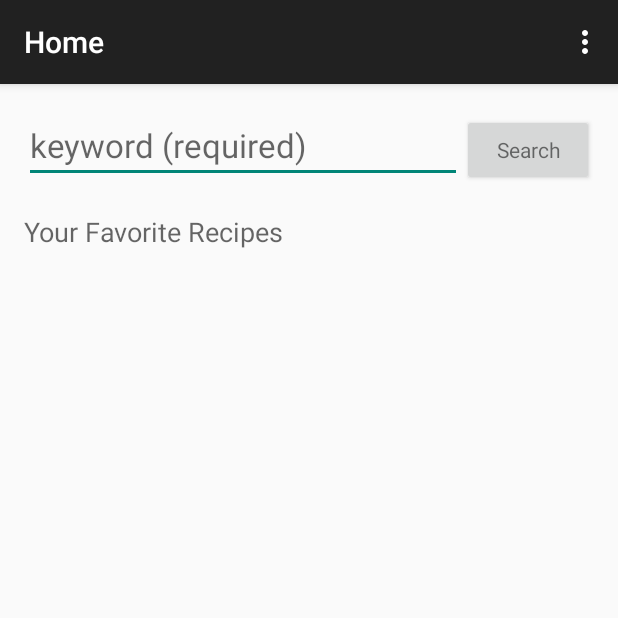
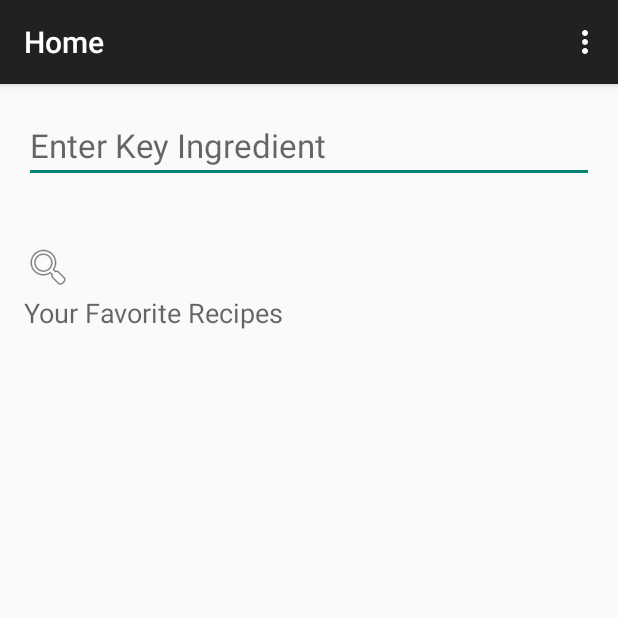
Before and after one commit to chenjr95/Google-CodeU, an Android app: the HomeActivity screen opened directly, with no data from a screen before it, on a phone screen of 412 x 824 dp, the top half of it. Run offline under Robolectric (Android 15) with nearby library versions, the light colour scheme and no system bars; 5 statements that could not run were skipped.

Commit message:
manual merge

```diff
--- a/RecipeFinder/app/src/main/java/com/example/android/recipefinder/HomeActivity.java
+++ b/RecipeFinder/app/src/main/java/com/example/android/recipefinder/HomeActivity.java
@@ -23,8 +23,8 @@
         setContentView(R.layout.activity_home);
 
         ListView listView = (ListView) findViewById(R.id.listView);
-        final String[] favoriteIds = LoginActivity.favorites.split(",");
-        final String[] favoriteNames = LoginActivity.favorites.replace("-", " ").split(",");
+        final String[] favoriteIds = LoginActivity.join(LoginActivity.favorites).split(",");
+        final String[] favoriteNames = LoginActivity.join(LoginActivity.favorites).replace("-", " ").split(",");
 
         ArrayAdapter<String> arrayAdapter =
                 new ArrayAdapter<>(this,android.R.layout.simple_list_item_1, favoriteNames);
--- a/RecipeFinder/app/src/main/res/layout/activity_home.xml
+++ b/RecipeFinder/app/src/main/res/layout/activity_home.xml
@@ -7,34 +7,29 @@
     android:orientation="vertical"
     tools:context="com.example.android.recipefinder.HomeActivity">
 
-
-    <LinearLayout
+    <EditText
         android:layout_width="fill_parent"
         android:layout_height="wrap_content"
-        android:orientation="horizontal">
-        <EditText
-            android:layout_width="fill_parent"
-            android:layout_weight="1"
-            android:layout_height="wrap_content"
         android:textAppearance="?android:attr/textAppearanceLarge"
-            android:hint="keyword (required)"
+        android:hint="Enter Key Ingredient"
         android:id="@+id/search_entry"
         android:inputType="text" android:maxLines="1"
-            android:singleLine="true"
-            android:layout_marginBottom="30px" />
+        android:paddingRight="60dp"
+        android:imeOptions="actionSearch"
+        android:layout_marginBottom="60px" />
 
-        <Button
+    <ImageView
         android:layout_width="wrap_content"
         android:layout_height="wrap_content"
-            android:textAppearance="?android:attr/textAppearanceLarge"
         android:id="@+id/search_button"
-            android:layout_alignParentRight="true"
-            style="?android:textAppearanceSmall"
+        android:layout_alignTop="@+id/search_entry"
+        android:layout_alignBottom="@+id/search_entry"
+        android:paddingBottom="2dp"
+        android:layout_alignRight="@+id/search_entry"
+        android:src="@android:drawable/ic_menu_search"
+        android:layout_centerVertical="true"
         android:text="Search"
-            android:onClick="search"
-            android:layout_marginBottom="30px"/>
-
-    </LinearLayout>
+        android:onClick="search" />
 
     <TextView
         android:layout_width="wrap_content"
```
Also changed, not shown: RecipeFinder/app/build.gradle (+5 -4 lines), RecipeFinder/app/src/main/java/com/example/android/recipefinder/LoginActivity.java (+23 -2 lines), RecipeFinder/app/src/main/java/com/example/android/recipefinder/RecipeActivity.java (+2 -15 lines), 1 other file. Lines whose indentation alone changed are shown as unchanged.
